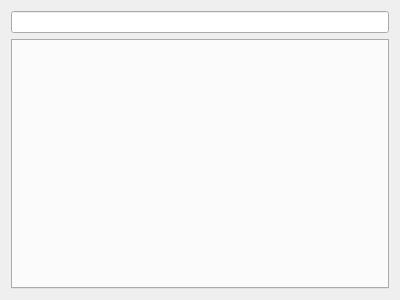
Before: the Qt Designer form excelwidget.ui in RuslanGainanov/AddressBID, drawn with Qt 5.
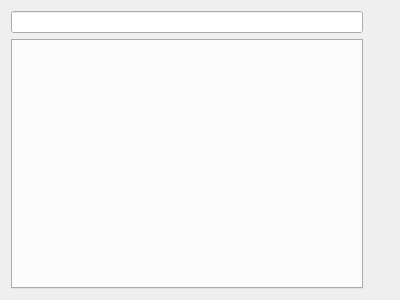
After: the same form once the commit is applied. Custom widgets are drawn as their Qt base class.

```diff
--- a/excelwidget.ui
+++ b/excelwidget.ui
@@ -13,14 +13,14 @@
   <property name="windowTitle">
    <string>Form</string>
   </property>
-  <layout class="QVBoxLayout" name="verticalLayout">
+  <layout class="QHBoxLayout" name="horizontalLayout_2">
    <item>
     <layout class="QHBoxLayout" name="horizontalLayout">
      <item>
+      <layout class="QVBoxLayout" name="verticalLayout">
+       <item>
       <widget class="QLineEdit" name="_lineEditFilename"/>
      </item>
-    </layout>
-   </item>
    <item>
     <widget class="TabWidget" name="_tabWidget">
      <property name="currentIndex">
@@ -29,6 +29,20 @@
     </widget>
    </item>
   </layout>
+     </item>
+     <item>
+      <widget class="ParseExcelWidget" name="_parseWidget" native="true">
+       <property name="minimumSize">
+        <size>
+         <width>20</width>
+         <height>0</height>
+        </size>
+       </property>
+      </widget>
+     </item>
+    </layout>
+   </item>
+  </layout>
  </widget>
  <customwidgets>
   <customwidget>
@@ -37,6 +51,12 @@
    <header>tabwidget.h</header>
    <container>1</container>
   </customwidget>
+  <customwidget>
+   <class>ParseExcelWidget</class>
+   <extends>QWidget</extends>
+   <header>parseexcelwidget.h</header>
+   <container>1</container>
+  </customwidget>
  </customwidgets>
  <resources/>
  <connections/>
```
Lines whose indentation alone changed are shown as unchanged.
